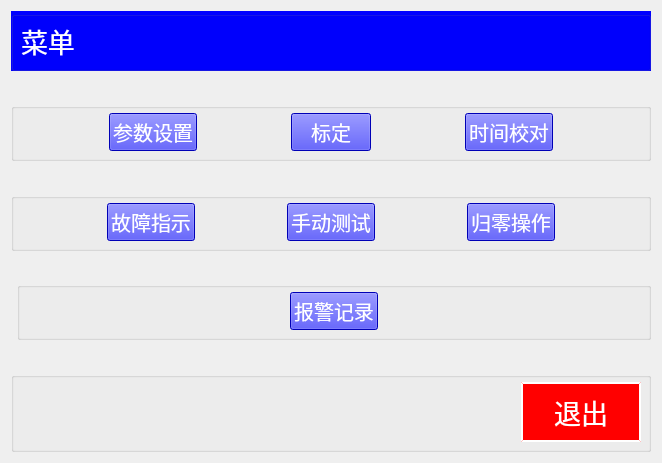
Before: the Qt Designer form chengyi_Qt4linux/form_meun.ui in wsh01/batch-feeder, drawn with Qt 5.
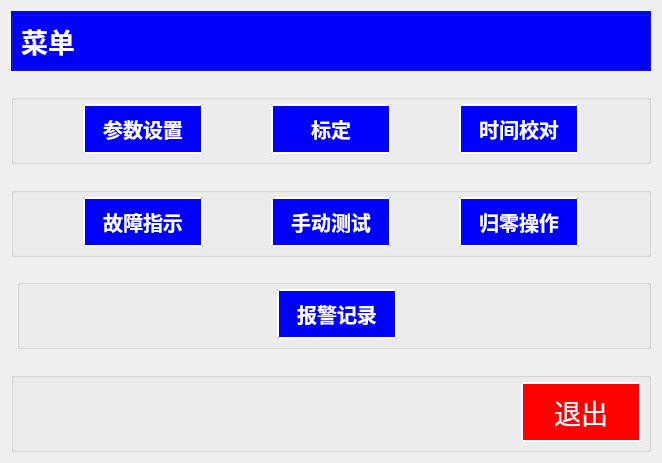
After: the same form once the commit is applied.

What changed in the file:
```diff
--- a/chengyi_Qt4linux/form_meun.ui
+++ b/chengyi_Qt4linux/form_meun.ui
@@ -51,16 +51,34 @@
       </item>
       <item row="0" column="1">
        <widget class="QPushButton" name="btn_Parameter">
+        <property name="minimumSize">
+         <size>
+          <width>120</width>
+          <height>50</height>
+         </size>
+        </property>
+        <property name="maximumSize">
+         <size>
+          <width>120</width>
+          <height>50</height>
+         </size>
+        </property>
         <property name="font">
          <font>
           <pointsize>15</pointsize>
+          <weight>75</weight>
           <italic>false</italic>
+          <bold>true</bold>
          </font>
         </property>
         <property name="styleSheet">
          <string notr="true">QPushButton { background-color:rgb(0, 0, 255);} 
 QPushButton:hover { background-color: rgb(100, 0, 255); }
-QPushButton {color:rgb(255, 255, 255);}</string>
+QPushButton {color:rgb(255, 255, 255);
+                             border-style: outset;
+                           	border-width: 2px;
+	                         border-color: white;}
+</string>
         </property>
         <property name="text">
          <string>参数设置</string>
@@ -69,16 +87,34 @@
       </item>
       <item row="0" column="5">
        <widget class="QPushButton" name="pushButton_3">
+        <property name="minimumSize">
+         <size>
+          <width>120</width>
+          <height>50</height>
+         </size>
+        </property>
+        <property name="maximumSize">
+         <size>
+          <width>120</width>
+          <height>50</height>
+         </size>
+        </property>
         <property name="font">
          <font>
           <pointsize>15</pointsize>
+          <weight>75</weight>
           <italic>false</italic>
+          <bold>true</bold>
          </font>
         </property>
         <property name="styleSheet">
          <string notr="true">QPushButton { background-color:rgb(0, 0, 255);} 
 QPushButton:hover { background-color: rgb(100, 0, 255); }
-QPushButton {color:rgb(255, 255, 255);}</string>
+QPushButton {color:rgb(255, 255, 255);
+                             border-style: outset;
+                           	border-width: 2px;
+	                         border-color: white;}
+</string>
         </property>
         <property name="text">
          <string>时间校对</string>
@@ -87,16 +123,34 @@
       </item>
       <item row="0" column="3">
        <widget class="QPushButton" name="pushButton_2">
+        <property name="minimumSize">
+         <size>
+          <width>120</width>
+          <height>50</height>
+         </size>
+        </property>
+        <property name="maximumSize">
+         <size>
+          <width>120</width>
+          <height>50</height>
+         </size>
+        </property>
         <property name="font">
          <font>
           <pointsize>15</pointsize>
+          <weight>75</weight>
           <italic>false</italic>
+          <bold>true</bold>
          </font>
         </property>
         <property name="styleSheet">
          <string notr="true">QPushButton { background-color:rgb(0, 0, 255);} 
 QPushButton:hover { background-color: rgb(100, 0, 255); }
-QPushButton {color:rgb(255, 255, 255);}</string>
+QPushButton {color:rgb(255, 255, 255);
+                             border-style: outset;
+                           	border-width: 2px;
+	                         border-color: white;}
+</string>
         </property>
         <property name="text">
          <string> 标定 </string>
@@ -182,16 +236,34 @@
       </item>
       <item row="0" column="1">
        <widget class="QPushButton" name="pushButton_4">
+        <property name="minimumSize">
+         <size>
+          <width>120</width>
+          <height>50</height>
+         </size>
+        </property>
+        <property name="maximumSize">
+         <size>
+          <width>120</width>
+          <height>50</height>
+         </size>
+        </property>
         <property name="font">
          <font>
           <pointsize>15</pointsize>
+          <weight>75</weight>
           <italic>false</italic>
+          <bold>true</bold>
          </font>
         </property>
         <property name="styleSheet">
          <string notr="true">QPushButton { background-color:rgb(0, 0, 255);} 
 QPushButton:hover { background-color: rgb(100, 0, 255); }
-QPushButton {color:rgb(255, 255, 255);}</string>
+QPushButton {color:rgb(255, 255, 255);
+                             border-style: outset;
+                           	border-width: 2px;
+	                         border-color: white;}
+</string>
         </property>
         <property name="text">
          <string>故障指示</string>
@@ -213,16 +285,34 @@
       </item>
       <item row="0" column="3">
        <widget class="QPushButton" name="pushButton_5">
+        <property name="minimumSize">
+         <size>
+          <width>120</width>
+          <height>50</height>
+         </size>
+        </property>
+        <property name="maximumSize">
+         <size>
+          <width>120</width>
+          <height>50</height>
+         </size>
+        </property>
         <property name="font">
          <font>
           <pointsize>15</pointsize>
+          <weight>75</weight>
           <italic>false</italic>
+          <bold>true</bold>
          </font>
         </property>
         <property name="styleSheet">
          <string notr="true">QPushButton { background-color:rgb(0, 0, 255);} 
 QPushButton:hover { background-color: rgb(100, 0, 255); }
-QPushButton {color:rgb(255, 255, 255);}</string>
+QPushButton {color:rgb(255, 255, 255);
+                             border-style: outset;
+                           	border-width: 2px;
+	                         border-color: white;}
+</string>
         </property>
         <property name="text">
          <string>手动测试</string>
@@ -244,16 +334,34 @@
       </item>
       <item row="0" column="5">
        <widget class="QPushButton" name="pushButton_6">
+        <property name="minimumSize">
+         <size>
+          <width>120</width>
+          <height>50</height>
+         </size>
+        </property>
+        <property name="maximumSize">
+         <size>
+          <width>120</width>
+          <height>50</height>
+         </size>
+        </property>
         <property name="font">
          <font>
           <pointsize>15</pointsize>
+          <weight>75</weight>
           <italic>false</italic>
+          <bold>true</bold>
          </font>
         </property>
         <property name="styleSheet">
          <string notr="true">QPushButton { background-color:rgb(0, 0, 255);} 
 QPushButton:hover { background-color: rgb(100, 0, 255); }
-QPushButton {color:rgb(255, 255, 255);}</string>
+QPushButton {color:rgb(255, 255, 255);
+                             border-style: outset;
+                           	border-width: 2px;
+	                         border-color: white;}
+</string>
         </property>
         <property name="text">
          <string>归零操作</string>
@@ -300,16 +408,34 @@
      <layout class="QGridLayout" name="gridLayout_2">
       <item row="0" column="1">
        <widget class="QPushButton" name="btn_Warning">
+        <property name="minimumSize">
+         <size>
+          <width>120</width>
+          <height>50</height>
+         </size>
+        </property>
+        <property name="maximumSize">
+         <size>
+          <width>120</width>
+          <height>50</height>
+         </size>
+        </property>
         <property name="font">
          <font>
           <pointsize>15</pointsize>
+          <weight>75</weight>
           <italic>false</italic>
+          <bold>true</bold>
          </font>
         </property>
         <property name="styleSheet">
          <string notr="true">QPushButton { background-color:rgb(0, 0, 255);} 
 QPushButton:hover { background-color: rgb(100, 0, 255); }
-QPushButton {color:rgb(255, 255, 255);}</string>
+QPushButton {color:rgb(255, 255, 255);
+                             border-style: outset;
+                           	border-width: 2px;
+	                         border-color: white;}
+</string>
         </property>
         <property name="text">
          <string>报警记录</string>
@@ -433,7 +559,9 @@
         <property name="font">
          <font>
           <pointsize>20</pointsize>
+          <weight>75</weight>
           <italic>false</italic>
+          <bold>true</bold>
          </font>
         </property>
         <property name="styleSheet">
```
